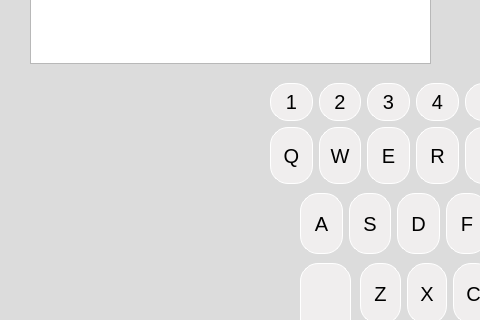
Old version of the form src/mainwindow.ui in the repository 1Sunny1/Morse-Code-Converter-Qt5; both pictures show x 0 to 480 and y 187 to 507 of the 1007 by 600 pixel window.
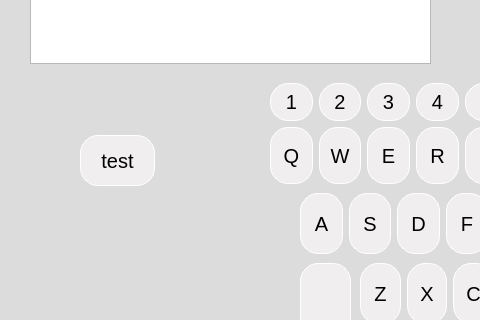
New version of the form.

Commit message: move function "ExcludeSpecialCharacters" from class MorseCodeConverter to namespace "Filter" because it was violating single responsibility principle

What changed in the file:
```diff
--- a/src/mainwindow.ui
+++ b/src/mainwindow.ui
@@ -1169,6 +1169,33 @@
      <string>Del</string>
     </property>
    </widget>
+   <widget class="QPushButton" name="pushButton">
+    <property name="geometry">
+     <rect>
+      <x>80</x>
+      <y>322</y>
+      <width>75</width>
+      <height>51</height>
+     </rect>
+    </property>
+    <property name="styleSheet">
+     <string notr="true">QPushButton {
+	border: 1px solid white; border-radius: 18px;
+	font-size: 20px; font-family: Arial;
+	background-color: #f0eeee;
+	transition: transform 1s;
+}
+
+QPushButton:pressed {
+	border: 2px solid red;
+	transform: scale(0.6);
+}
+</string>
+    </property>
+    <property name="text">
+     <string>test</string>
+    </property>
+   </widget>
   </widget>
  </widget>
  <resources/>
```
Left out of the diff: 6 changed lines with no effect on the pictures. The commit also changes 4 other files.
